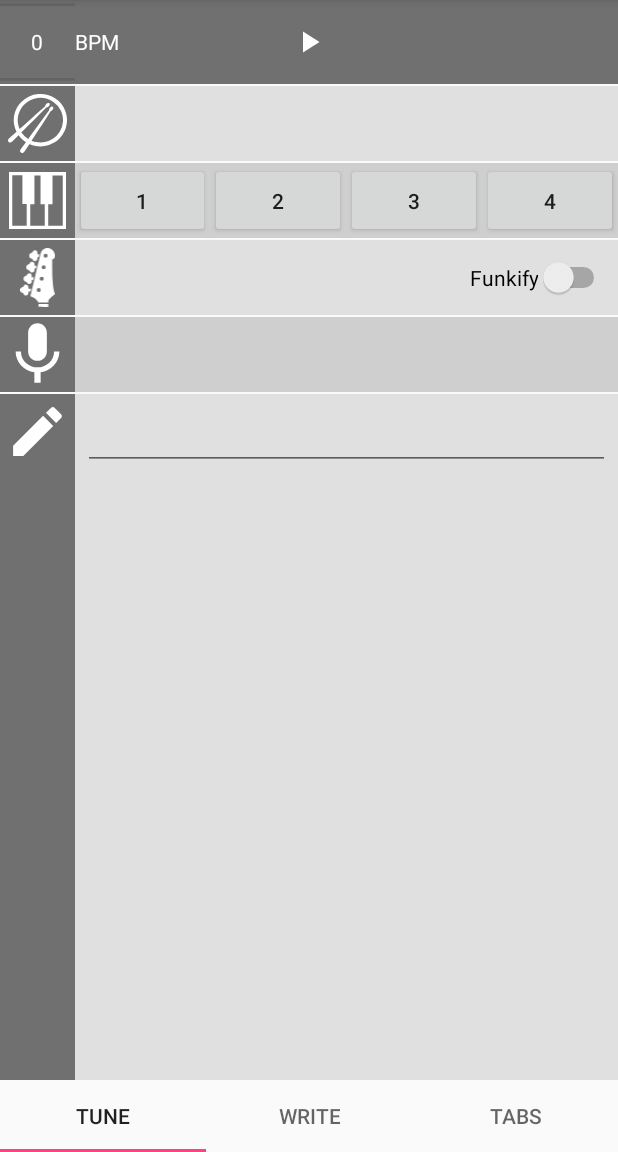
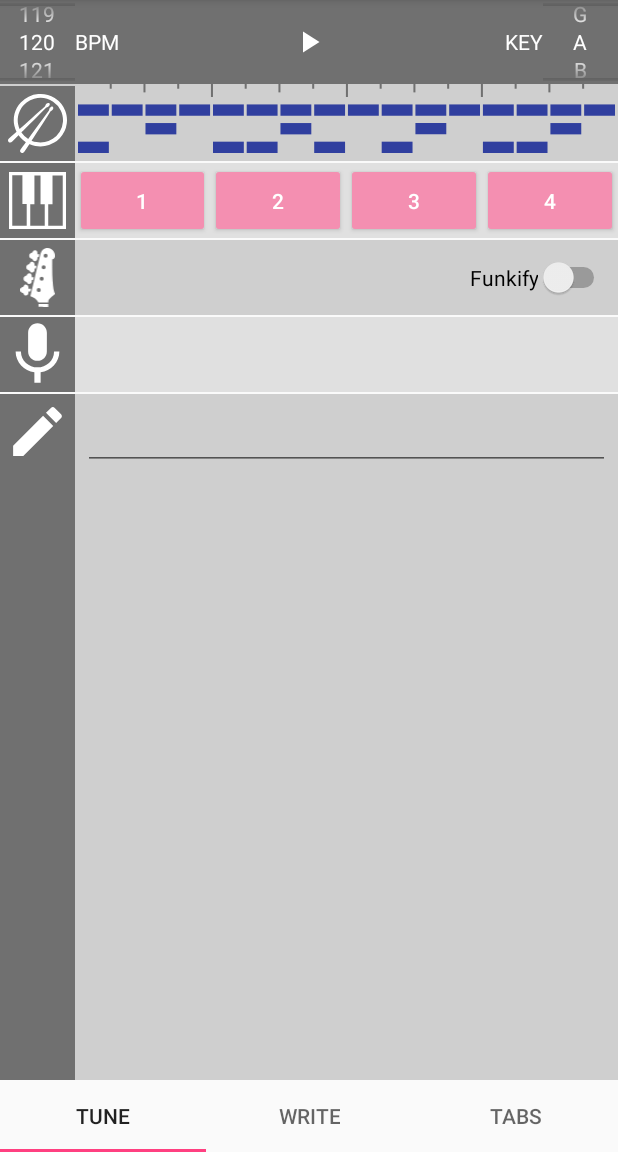
Before and after one commit to CALICAWESOME/MusicApp, an Android app: the screen it shows after launch (DAW), on a phone screen of 412 x 824 dp, the part 84-1236 px from its top. Run offline under Robolectric (Android 15) with nearby library versions, the light colour scheme and no system bars.

Commit message:
added the key picker, an image for the drum loop, and recolored the chord selection (won't stay pink, but that's the default highlight color)

```diff
--- a/app/src/main/java/edu/wit/mobileapp/musicapp/DAW.java
+++ b/app/src/main/java/edu/wit/mobileapp/musicapp/DAW.java
@@ -7,6 +7,7 @@ import android.os.Bundle;
 import android.util.Log;
 import android.view.View;
 import android.widget.Button;
+import android.widget.NumberPicker;
 
 import java.io.BufferedReader;
 import java.io.IOException;
@@ -40,6 +41,17 @@ public class DAW extends AppCompatActivity {
         prog[0] = 7;
         prog[1] = 5;
         int suggz[] = getSugg(2); // beef!!!
+
+        NumberPicker numberPicker = (NumberPicker) findViewById(R.id.numberPicker);
+        numberPicker.setMinValue(0);
+        numberPicker.setMaxValue(200);
+        numberPicker.setValue(120); // default
+
+        NumberPicker keyPicker = (NumberPicker) findViewById(R.id.keyPicker);
+        String[] alphabet = {"A","B","C","D","E","F","G"};
+        keyPicker.setMaxValue(0);
+        keyPicker.setMaxValue(6);
+        keyPicker.setDisplayedValues(alphabet);
     }
 
     // TODO: make this work for selecting chords and getting suggestions
--- /dev/null
+++ b/app/src/main/res/drawable/ic_drumdaw.xml
@@ -0,0 +1,132 @@
+<vector xmlns:android="http://schemas.android.com/apk/res/android"
+        android:width="795dp"
+        android:height="116dp"
+        android:viewportWidth="795.72"
+        android:viewportHeight="116.83">
+    <path
+        android:fillColor="@color/bg"
+        android:pathData="M47,0h3v8h-3z"/>
+    <path
+        android:fillColor="@color/bg"
+        android:pathData="M97,0h3v14.17h-3z"/>
+    <path
+        android:fillColor="@color/bg"
+        android:pathData="M147,0h3v8h-3z"/>
+    <path
+        android:fillColor="@color/bg"
+        android:pathData="M197,0h3v22h-3z"/>
+    <path
+        android:fillColor="@color/bg"
+        android:pathData="M247,0h3v8h-3z"/>
+    <path
+        android:fillColor="@color/bg"
+        android:pathData="M297,0h3v14.17h-3z"/>
+    <path
+        android:fillColor="@color/bg"
+        android:pathData="M347,0h3v8h-3z"/>
+    <path
+        android:fillColor="@color/bg"
+        android:pathData="M397,0h3v22h-3z"/>
+    <path
+        android:fillColor="@color/bg"
+        android:pathData="M447,0h3v8h-3z"/>
+    <path
+        android:fillColor="@color/bg"
+        android:pathData="M497,0h3v14.17h-3z"/>
+    <path
+        android:fillColor="@color/bg"
+        android:pathData="M547,0h3v8h-3z"/>
+    <path
+        android:fillColor="@color/bg"
+        android:pathData="M597,0h3v22h-3z"/>
+    <path
+        android:fillColor="@color/bg"
+        android:pathData="M647,0h3v8h-3z"/>
+    <path
+        android:fillColor="@color/bg"
+        android:pathData="M697,0h3v14.17h-3z"/>
+    <path
+        android:fillColor="@color/bg"
+        android:pathData="M747,0h3v8h-3z"/>
+    <path
+        android:fillColor="@color/colorPrimaryDark"
+        android:pathData="M0,34.59h45.72v19.17h-45.72z"/>
+    <path
+        android:fillColor="@color/colorPrimaryDark"
+        android:pathData="M50,34.59h45.72v19.17h-45.72z"/>
+    <path
+        android:fillColor="@color/colorPrimaryDark"
+        android:pathData="M100,34.59h45.72v19.17h-45.72z"/>
+    <path
+        android:fillColor="@color/colorPrimaryDark"
+        android:pathData="M150,34.59h45.72v19.17h-45.72z"/>
+    <path
+        android:fillColor="@color/colorPrimaryDark"
+        android:pathData="M200,34.59h45.72v19.17h-45.72z"/>
+    <path
+        android:fillColor="@color/colorPrimaryDark"
+        android:pathData="M250,34.59h45.72v19.17h-45.72z"/>
+    <path
+        android:fillColor="@color/colorPrimaryDark"
+        android:pathData="M300,34.59h45.72v19.17h-45.72z"/>
+    <path
+        android:fillColor="@color/colorPrimaryDark"
+        android:pathData="M350,34.59h45.72v19.17h-45.72z"/>
+    <path
+        android:fillColor="@color/colorPrimaryDark"
+        android:pathData="M400,34.59h45.72v19.17h-45.72z"/>
+    <path
+        android:fillColor="@color/colorPrimaryDark"
+        android:pathData="M450,34.59h45.72v19.17h-45.72z"/>
+    <path
+        android:fillColor="@color/colorPrimaryDark"
+        android:pathData="M500,34.59h45.72v19.17h-45.72z"/>
+    <path
+        android:fillColor="@color/colorPrimaryDark"
+        android:pathData="M550,34.59h45.72v19.17h-45.72z"/>
+    <path
+        android:fillColor="@color/colorPrimaryDark"
+        android:pathData="M600,34.59h45.72v19.17h-45.72z"/>
+    <path
+        android:fillColor="@color/colorPrimaryDark"
+        android:pathData="M650,34.59h45.72v19.17h-45.72z"/>
+    <path
+        android:fillColor="@color/colorPrimaryDark"
+        android:pathData="M700,34.59h45.72v19.17h-45.72z"/>
+    <path
+        android:fillColor="@color/colorPrimaryDark"
+        android:pathData="M750,34.59h45.72v19.17h-45.72z"/>
+    <path
+        android:fillColor="@color/colorPrimaryDark"
+        android:pathData="M0,97.66h45.72v19.17h-45.72z"/>
+    <path
+        android:fillColor="@color/colorPrimaryDark"
+        android:pathData="M100,66.12h45.72v19.17h-45.72z"/>
+    <path
+        android:fillColor="@color/colorPrimaryDark"
+        android:pathData="M200,97.66h45.72v19.17h-45.72z"/>
+    <path
+        android:fillColor="@color/colorPrimaryDark"
+        android:pathData="M250,97.66h45.72v19.17h-45.72z"/>
+    <path
+        android:fillColor="@color/colorPrimaryDark"
+        android:pathData="M300,66.12h45.72v19.17h-45.72z"/>
+    <path
+        android:fillColor="@color/colorPrimaryDark"
+        android:pathData="M350,97.66h45.72v19.17h-45.72z"/>
+    <path
+        android:fillColor="@color/colorPrimaryDark"
+        android:pathData="M450,97.66h45.72v19.17h-45.72z"/>
+    <path
+        android:fillColor="@color/colorPrimaryDark"
+        android:pathData="M500,66.12h45.72v19.17h-45.72z"/>
+    <path
+        android:fillColor="@color/colorPrimaryDark"
+        android:pathData="M600,97.66h45.72v19.17h-45.72z"/>
+    <path
+        android:fillColor="@color/colorPrimaryDark"
+        android:pathData="M650,97.66h45.72v19.17h-45.72z"/>
+    <path
+        android:fillColor="@color/colorPrimaryDark"
+        android:pathData="M700,66.12h45.72v19.17h-45.72z"/>
+</vector>
--- a/app/src/main/res/layout/activity_daw.xml
+++ b/app/src/main/res/layout/activity_daw.xml
@@ -46,6 +46,23 @@
                 android:layout_alignParentTop="true"
                 android:layout_centerHorizontal="true" />
 
+            <TextView
+                android:layout_width="wrap_content"
+                android:layout_height="wrap_content"
+                android:layout_centerVertical="true"
+                android:layout_toStartOf="@+id/keyPicker"
+                android:text="@string/key"
+                android:textColor="@color/white" />
+
+            <NumberPicker
+                android:id="@+id/keyPicker"
+                android:theme="@style/AppTheme.Picker"
+                android:layout_width="50dp"
+                android:textColor="@color/white"
+                android:layout_height="wrap_content"
+                android:layout_alignParentEnd="true"
+                android:layout_centerVertical="true" />
+
         </RelativeLayout>
 
         <FrameLayout
@@ -69,8 +86,7 @@
                     <TableRow
                         android:layout_width="match_parent"
                         android:layout_height="match_parent"
-                        android:layout_marginTop="1dp"
-                        android:background="@color/gray1">
+                        android:background="@color/gray2">
 
                         <ImageView
                             android:id="@+id/imageView2"
@@ -80,14 +96,26 @@
                             android:adjustViewBounds="true"
                             android:scaleType="centerCrop"
                             android:padding="5dp"
+                            android:layout_marginTop="1dp"
                             app:srcCompat="@drawable/ic_drum_icon" />
+
+                        <ImageView
+                            android:id="@+id/drumdaw"
+                            android:layout_width="1dp"
+                            android:layout_height="match_parent"
+                            android:adjustViewBounds="false"
+                            android:paddingBottom="5dp"
+                            android:paddingLeft="2dp"
+                            android:paddingRight="2dp"
+                            android:scaleType="fitXY"
+                            app:srcCompat="@drawable/ic_drumdaw" />
                     </TableRow>
 
                     <TableRow
                         android:layout_width="match_parent"
                         android:layout_height="match_parent"
                         android:layout_marginTop="1dp"
-                        android:background="@color/gray2">
+                        android:background="@color/gray1">
 
                         <ImageView
                             android:id="@+id/imageView3"
@@ -105,6 +133,8 @@
                             android:layout_height="match_parent"
                             android:gravity="center"
                             android:text="1"
+                            android:backgroundTint="@color/colorAccentFaded"
+                            android:textColor="@color/white"
                             android:layout_weight="1" />
 
                         <Button
@@ -113,6 +143,8 @@
                             android:layout_height="match_parent"
                             android:gravity="center"
                             android:text="2"
+                            android:backgroundTint="@color/colorAccentFaded"
+                            android:textColor="@color/white"
                             android:layout_weight="1" />
 
                         <Button
@@ -121,6 +153,8 @@
                             android:layout_height="match_parent"
                             android:gravity="center"
                             android:text="3"
+                            android:backgroundTint="@color/colorAccentFaded"
+                            android:textColor="@color/white"
                             android:layout_weight="1" />
 
                         <Button
@@ -129,6 +163,8 @@
                             android:layout_height="match_parent"
                             android:gravity="center"
                             android:text="4"
+                            android:backgroundTint="@color/colorAccentFaded"
+                            android:textColor="@color/white"
                             android:layout_weight="1" />
                     </TableRow>
 
@@ -136,7 +172,7 @@
                         android:layout_width="match_parent"
                         android:layout_height="match_parent"
                         android:layout_marginTop="1dp"
-                        android:background="@color/gray1">
+                        android:background="@color/gray2">
 
                         <ImageView
                             android:id="@+id/imageView4"
@@ -161,7 +197,7 @@
                         android:layout_width="match_parent"
                         android:layout_height="match_parent"
                         android:layout_marginTop="1dp"
-                        android:background="@color/gray2">
+                        android:background="@color/gray1">
 
                         <ImageView
                             android:id="@+id/imageView6"
@@ -178,7 +214,7 @@
                         android:layout_height="match_parent"
                         android:layout_marginTop="1dp"
                         android:layout_weight="1"
-                        android:background="@color/gray1">
+                        android:background="@color/gray2">
 
                         <ImageView
                             android:id="@+id/imageView7"
--- a/app/src/main/res/values/colors.xml
+++ b/app/src/main/res/values/colors.xml
@@ -3,6 +3,7 @@
     <color name="colorPrimary">#3F51B5</color>
     <color name="colorPrimaryDark">#303F9F</color>
     <color name="colorAccent">#FF4081</color>
+    <color name="colorAccentFaded">#f48fb1</color>
     <color name="bg">#707070</color>
     <color name="white">#fff</color>
     <color name="gray1">#e0e0e0</color>
--- a/app/src/main/res/values/strings.xml
+++ b/app/src/main/res/values/strings.xml
@@ -3,6 +3,7 @@
     <string name="create">Create New Song</string>
     <string name="funk">Funkify</string>
     <string name="tempo">BPM</string>
+    <string name="key">KEY</string>
     <string name="title_activity_temp">temp</string>
     <string name="title_daw">Write</string>
     <string name="title_tuner">Tune</string>
```
